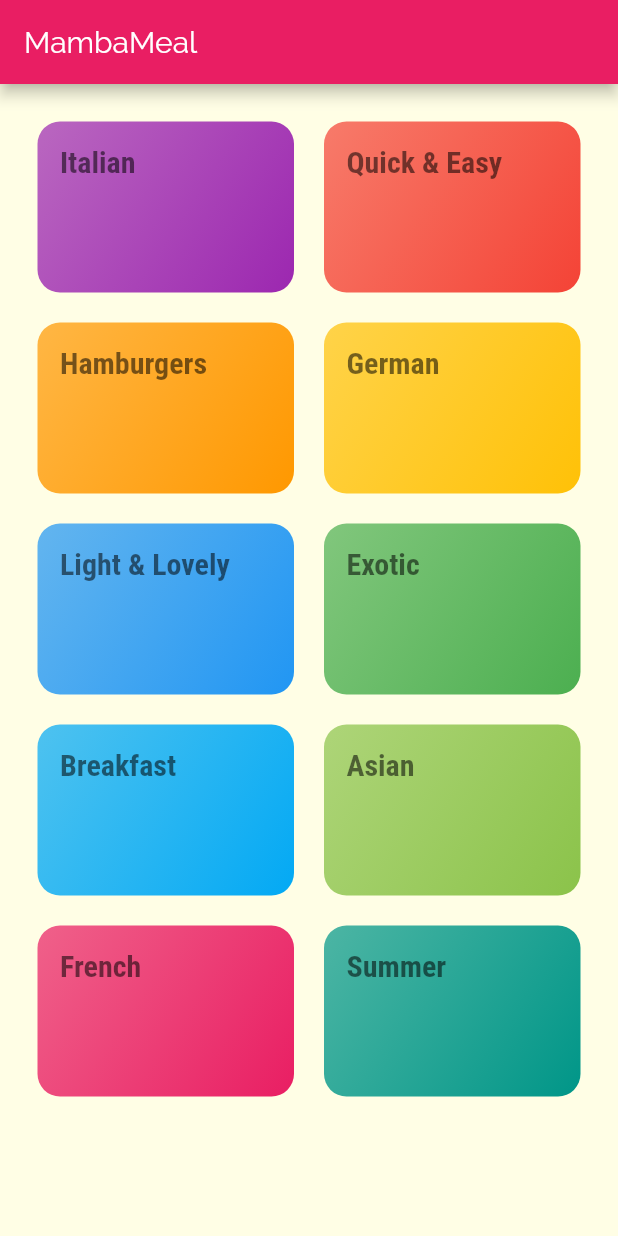
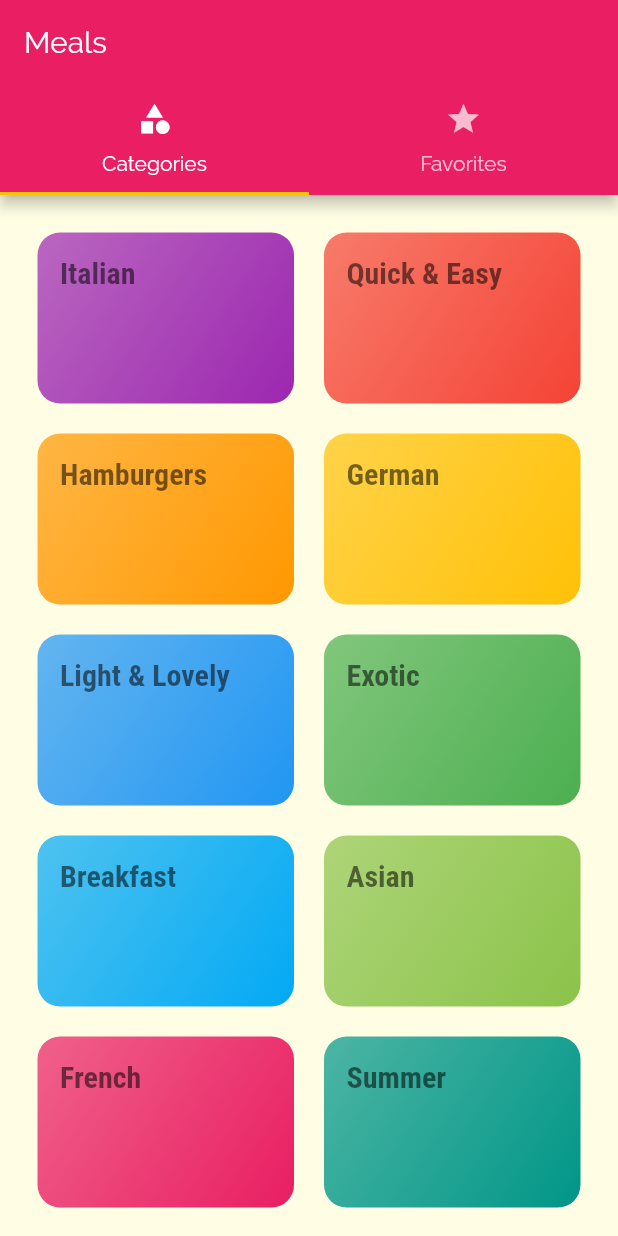
Before and after one commit to BatgerelBill/meals_flutter, a Flutter app: the screen it shows after launch, on a phone screen of 412 x 824 dp. Run offline on Flutter 3.47's test engine with Material 2 defaults, Android fonts, the phone set to English and light mode, and no system bars.

Commit message:
added tab screen

```diff
--- a/lib/main.dart
+++ b/lib/main.dart
@@ -1,6 +1,7 @@
 import 'package:flutter/material.dart';
 
 
+import './screens/tabs_screen.dart';
 import './screens/categories_screen.dart';
 import './screens/category_meals_screen.dart';
 import './screens/meal_detail_screen.dart';
@@ -30,9 +31,16 @@ class MyApp extends StatelessWidget {
       // home: CategoriesScreen(),
       initialRoute: '/',
       routes: {
-        '/': (ctx) => CategoriesScreen(),
+        '/': (ctx) => TabsScreen(),
         CategoryMealsScreen.routeName: (ctx) => CategoryMealsScreen(),
         MealDetailScreen.routeName: (ctx) => MealDetailScreen(),
+      },
+      onGenerateRoute: (settings) {
+        print(settings.arguments);
+        return MaterialPageRoute(builder: (ctx) => CategoriesScreen(),);
+      },
+      onUnknownRoute: (settings) {
+        return MaterialPageRoute(builder: (ctx) => CategoriesScreen(),);
       },
     );
   }
--- a/lib/screens/categories_screen.dart
+++ b/lib/screens/categories_screen.dart
@@ -6,11 +6,7 @@ import '../widgets/category_item.dart';
 class CategoriesScreen extends StatelessWidget {
   @override
   Widget build(BuildContext context) {
-    return Scaffold(
-      appBar: AppBar(
-        title: const Text('MambaMeal'),
-      ),
-      body: GridView(
+    return GridView(
       padding: const EdgeInsets.all(25),
       gridDelegate: SliverGridDelegateWithMaxCrossAxisExtent(
         maxCrossAxisExtent: 200,
@@ -27,7 +23,6 @@ class CategoriesScreen extends StatelessWidget {
             ),
           )
           .toList(),
-      ),
     );
   }
 }
--- /dev/null
+++ b/lib/screens/tabs_screen.dart
@@ -0,0 +1,38 @@
+import 'package:flutter/material.dart';
+
+import '../screens/categories_screen.dart';
+import '../screens/favorites_screen.dart';
+
+class TabsScreen extends StatefulWidget {
+  @override
+  _TabsScreenState createState() => _TabsScreenState();
+}
+
+class _TabsScreenState extends State<TabsScreen> {
+  @override
+  Widget build(BuildContext context) {
+    return DefaultTabController(
+        length: 2,
+        child: Scaffold(
+          appBar: AppBar(
+            title: Text('Meals'),
+            bottom: TabBar(
+              tabs: [
+                Tab(
+                  icon: Icon(Icons.category),
+                  text: 'Categories',
+                ),
+                Tab(
+                  icon: Icon(Icons.star),
+                  text: 'Favorites',
+                ),
+              ],
+            ),
+          ),
+          body: TabBarView(children: [
+            CategoriesScreen(),
+            FavoritesScreen(),
+          ],),
+        ));
+  }
+}
```
Also changed, not shown: lib/screens/favorites_screen.dart (added, +10 -0 lines), lib/screens/meal_detail_screen.dart (+76 -3 lines). Lines whose indentation alone changed are shown as unchanged.
